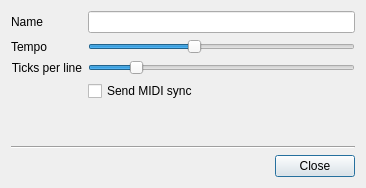
Qt form src/songpropertiesdialog.ui (gitGNU/gnu_tutka) before a commit.
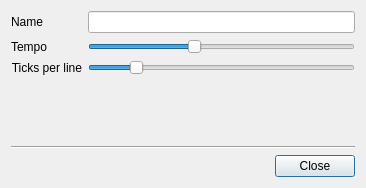
The same form after that commit. Custom widgets are drawn as their Qt base class.

Commit message: Changes: Send MIDI sync placed like in latest released Tutka

```diff
--- a/src/songpropertiesdialog.ui
+++ b/src/songpropertiesdialog.ui
@@ -96,13 +96,6 @@
        </property>
       </widget>
      </item>
-     <item row="3" column="1">
-      <widget class="QCheckBox" name="checkBoxSendMidiSync">
-       <property name="text">
-        <string>Send MIDI sync</string>
-       </property>
-      </widget>
-     </item>
     </layout>
    </item>
    <item>
```
The commit also changes 10 other files.
